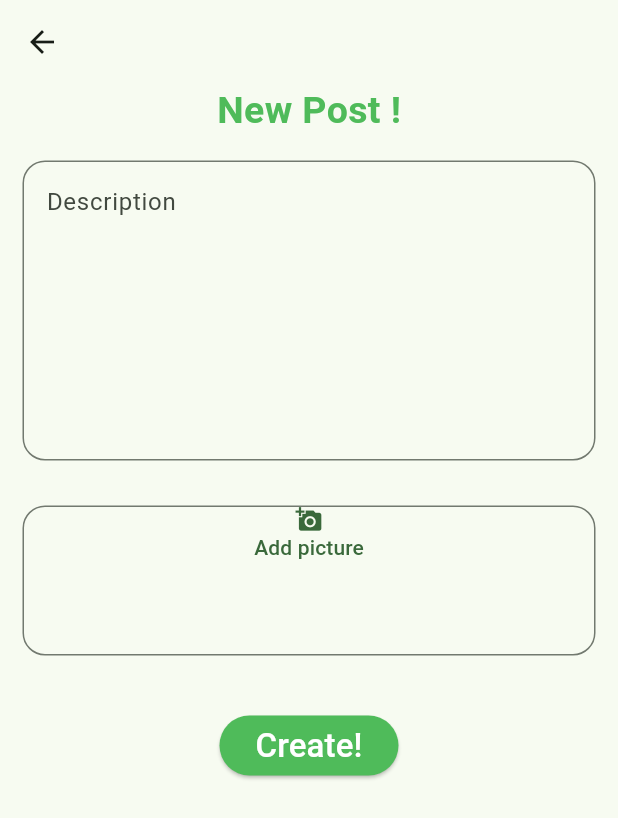
After one commit to Btbach25/fe_garbage_classification_app, a Flutter app: the homeblog_ screen opened directly, item 2 of the bottom bar chosen, after a tap on "Add new blog !", on a phone screen of 412 x 824 dp. The commit adds this screen. Shown: the top 818 px of the screen. Run offline on Flutter 3.47's test engine with Material 3 defaults, Android fonts, the phone set to English and light mode, and no system bars; our stand-ins replace form_field_validator; network calls fail.

Commit message:
big update

```diff
--- /dev/null
+++ b/lib/blog_screen/add_blog.dart
@@ -0,0 +1,113 @@
+import 'package:flutter/foundation.dart';
+import 'package:flutter/material.dart';
+import 'package:form_field_validator/form_field_validator.dart';
+class AddBlog extends StatefulWidget {
+  const AddBlog({super.key});
+
+  @override
+  State<AddBlog> createState() => _AddBlogState();
+}
+
+class _AddBlogState extends State<AddBlog> {
+  @override
+  Widget build(BuildContext context) {
+    return Scaffold(
+      appBar: AppBar(
+
+
+      ),
+      body: SingleChildScrollView(
+        child: Column(
+          children: <Widget>[
+
+            Padding(
+              padding:  EdgeInsets.fromLTRB(0, 0, 0, 0),
+              child: Text('New Post !',style: TextStyle(fontSize: 25, fontWeight: FontWeight.bold , color: Color.fromARGB(255, 79, 187, 90)),),
+            ),
+
+            /*Padding(
+                          padding: const EdgeInsets.all(8.0),
+                          child: TextFormField(
+                            validator: MultiValidator([
+                              RequiredValidator(errorText: 'Enter email address !'),
+
+                            ]),
+                            decoration: InputDecoration(
+                              hintText: 'Description' ,
+                              //labelText:  'Your email' ,
+                              //prefixIcon: Icon(Icons.email, color: Color.fromARGB(255, 116, 195, 124),),
+                              //errorStyle: TextStyle(fontSize: 12.0),
+
+                              border: OutlineInputBorder(
+                                borderSide: BorderSide(color: Color.fromARGB(255, 79, 187, 90)),
+                                borderRadius: BorderRadius.all(Radius.circular(15.0)),
+                              ),
+
+                            ),
+
+                          ),
+                        ),*/
+              Padding(
+                padding: const EdgeInsets.all(15.0),
+                child: TextFormField(
+                  maxLines: 10,
+                  minLines: 7,
+                  //expands: true,
+                  validator: MultiValidator([
+                      RequiredValidator(errorText: 'Enter a description'),]),
+                  decoration: InputDecoration(
+                    hintText: 'Description',
+                     // Adjust the width as needed for your specific layout
+                    constraints: BoxConstraints(maxWidth: 500.0), // Adjust as needed
+                    border: OutlineInputBorder(
+                    borderSide: const BorderSide(color: Color.fromARGB(255, 79, 187, 90)),
+                    borderRadius: BorderRadius.circular(15.0),
+                    ),
+                  ),
+                ),
+              ),
+
+              Padding(
+                padding: const EdgeInsets.all(15),
+                child: Container(
+                  width: double.infinity,
+                  height: 100,
+                  child: OutlinedButton(
+                    style: OutlinedButton.styleFrom(
+                      shape: RoundedRectangleBorder(
+                        borderRadius: BorderRadius.circular(15),
+                      ),
+                    ),
+                    onPressed: (){
+                    },
+                    child: Column(children:[
+                      Icon(Icons.add_a_photo),
+                      Text('Add picture'),
+
+                    ],)
+                  ),
+                )
+
+              ),
+              Padding(
+                padding: const EdgeInsets.all(15),
+                child: Container(
+                  child: Center(
+                    child: ElevatedButton(
+                      style: ButtonStyle(
+                        backgroundColor: MaterialStateProperty.all(Color.fromARGB(255, 79, 187, 90)),
+                      ),
+                    child: Text( 'Create!', style: TextStyle(color: Colors.white,  fontSize:22 ,  ),) ,
+                    onPressed: (){ },
+                    ),
+                            ),
+                    width: MediaQuery.of(context).size.width,
+                    height: 60,
+                  ),
+              ),
+          ],
+        ),
+      ),
+    );
+  }
+}
--- /dev/null
+++ b/lib/blog_screen/home_blog.dart
@@ -0,0 +1,151 @@
+import 'package:fe_garbage_classification_app/blog_screen/add_blog.dart';
+import 'package:fe_garbage_classification_app/blog_screen/post_widget.dart';
+import 'package:fe_garbage_classification_app/blog_screen/postwidget.dart';
+import 'package:flutter/foundation.dart';
+import 'package:flutter/material.dart';
+import 'package:flutter/rendering.dart';
+import 'package:flutter/widgets.dart';
+class homeblog_ extends StatefulWidget {
+  const homeblog_({super.key});
+
+  @override
+  State<homeblog_> createState() => _homeblog_State();
+}
+
+class _homeblog_State extends State<homeblog_> {
+
+   var selectedIndex = 0;
+
+  @override
+  Widget build(BuildContext context) {
+    Widget page;
+    switch (selectedIndex) {
+      case 0:
+        page = _newsfeed();
+
+    case 1:
+        page = _myBlogs();
+    default:
+    throw UnimplementedError('no widget for $selectedIndex');
+    }
+    return LayoutBuilder(
+      builder: (context,constraints) {
+        return Scaffold(
+          appBar: AppBar(
+
+            title: Text("What's news"),
+            centerTitle: true,
+            actions: [
+              IconButton(
+              icon: Icon(Icons.person),
+              onPressed:(){},
+            ),
+            ]
+          ) ,
+
+          body: Column(
+            children: [
+              SafeArea(
+                child: NavigationBar(
+                  height: 70,
+                  destinations: [
+                      //Text('Home'),
+                     NavigationDestination(
+                      icon: Icon(Icons.home, ),
+                      label:  'Home',
+                      ),
+                      NavigationDestination(
+                      icon: Icon(Icons.person),
+                      label: 'Your Post',
+                      ),
+                  ],
+                  selectedIndex: selectedIndex,
+                      onDestinationSelected: (value) {
+                        setState(() {
+                            selectedIndex = value;
+                          }
+                        );
+                      },
+                  ),
+              ),
+              Expanded(
+                    child: Container(
+                      color: Theme.of(context).colorScheme.primaryContainer,
+                      child: page,
+                    ),
+                  ),
+            ],
+            ),
+
+        );
+      }
+    );
+  }
+}
+
+
+
+
+class _newsfeed extends StatefulWidget {
+  const _newsfeed({super.key});
+
+  @override
+  State<_newsfeed> createState() => __newsfeedState();
+}
+
+class __newsfeedState extends State<_newsfeed> {
+  @override
+  Widget build(BuildContext context) {
+    return Container(
+      color: Colors.white,
+      child: ListView(
+        children: [
+        aPostWidget(profileImageUrl: 'https://www.reddit.com/r/discordapp/comments/6n389p/any_way_to_find_the_image_url_of_someones_avatar/ ', username: 'Bachbui', timestamp: '12/3/2024', title: 'Nothing there!', content: 'Text'),
+
+        ],
+      ),
+    );
+  }
+}
+
+
+class _myBlogs extends StatefulWidget {
+  const _myBlogs({super.key});
+
+  @override
+  State<_myBlogs> createState() => __myBlogsState();
+}
+
+class __myBlogsState extends State<_myBlogs> {
+  @override
+  Widget build(BuildContext context) {
+    return Container(
+      color: Colors.white,
+      child: Center(
+        child: Column(
+          mainAxisAlignment: MainAxisAlignment.start,
+          children: [
+              SizedBox(
+                width: double.infinity,
+                height: 55,
+                  child: Padding(
+                    padding: const EdgeInsets.only(bottom: 20,),
+                    child: OutlinedButton.icon(
+                      onPressed:(){
+                        try{
+                         Navigator.push(context, MaterialPageRoute(builder: (context) => AddBlog()  ));
+                         }catch(e){
+                         print(e);
+                        }
+                      },
+                      icon: Icon( Icons.add),
+                      label: const Text('Add new blog !'),
+                    ),
+                  ),
+              ),
+          ],
+        ),
+      ),
+    );
+  }
+}
--- /dev/null
+++ b/lib/blog_screen/postwidget.dart
@@ -0,0 +1,84 @@
+import 'package:flutter/foundation.dart';
+import 'package:flutter/material.dart';
+
+class aPostWidget extends StatelessWidget {
+  final String
+ profileImageUrl;
+  final String username;
+  final String timestamp;
+  final String title;
+  final String content; // Can be text, image path, or video URL
+  final List<Widget> actions; // Optional list of action buttons (like, comment, share)
+
+  const aPostWidget({
+    super.key,
+    required this.profileImageUrl,
+    required this.username,
+    required this.timestamp,
+    required this.title,
+    required this.content,
+    this.actions = const [],
+  });
+
+  @override
+  Widget build(BuildContext context) {
+    return Container(
+      child: Padding(
+        padding: const EdgeInsets.all(16.0), // Adjust padding as needed
+        child: Column(
+          crossAxisAlignment: CrossAxisAlignment.start,
+          children: [
+            // Profile section
+            Row(
+              children: [
+                CircleAvatar(
+                  backgroundImage: NetworkImage(profileImageUrl),
+                  radius: 24.0, // Adjust avatar size
+                ),
+                const SizedBox(width: 10.0),
+                Column(
+                  crossAxisAlignment: CrossAxisAlignment.start,
+                  children: [
+                    Text(username, style: const TextStyle(fontWeight: FontWeight.bold)),
+
+                    Text(timestamp, style: const TextStyle(fontSize: 12.0, color: Colors.grey)),
+                  ],
+                ),
+              ],
+            ),
+            const SizedBox(height: 10.0),
+
+            // Content section
+            _buildContent(content), // Dynamically handle different content types
+
+            const SizedBox(height: 10.0),
+
+            // Post details (title, optional actions)
+            Text(title, style: const TextStyle(fontWeight: FontWeight.bold, fontSize: 16.0)),
+            const SizedBox(height: 8.0),
+            Row(
+              mainAxisAlignment: MainAxisAlignment.spaceBetween,
+              children: [
+                Text('See more', style: const TextStyle(fontSize: 12.0, color: Colors.blue)),
+                if (actions.isNotEmpty) Row(children: actions) // Display actions if provided
+              ],
+            ),
+          ],
+        ),
+      ),
+    );
+  }
+
+  Widget _buildContent(String content) {
+    if (content.startsWith('http')) {
+      // Handle image (use CachedNetworkImage for optimization)
+      return Image.network(content, fit: BoxFit.cover);
+    } else if (content.endsWith('.mp4')) {
+      // Handle video (use video_player package)
+      return Text(content) ; // Replace with your video player implementation
+    } else {
+      // Default to text
+      return Text(content);
+    }
+  }
+}
--- a/lib/main.dart
+++ b/lib/main.dart
@@ -41,3 +41,6 @@ class MyApp extends StatelessWidget {
     );
   }
 }
+
+///class MyAppState extends ChangeNotifier {
+//}
```
Also changed, not shown: lib/blog_screen/ex.txt (added, +219 -0 lines), lib/blog_screen/post_widget.dart (added, +54 -0 lines), lib/start_screen/welcome.dart (+7 -7 lines), pubspec.yaml (+12 -0 lines), assets/examp_img/blog_ex.png (added), assets/images/welcom_bg.png (added), assets/images/welcom_img.png (deleted), assets/images/wlc_bg.png (renamed from assets/images/welcum_bg.png).
